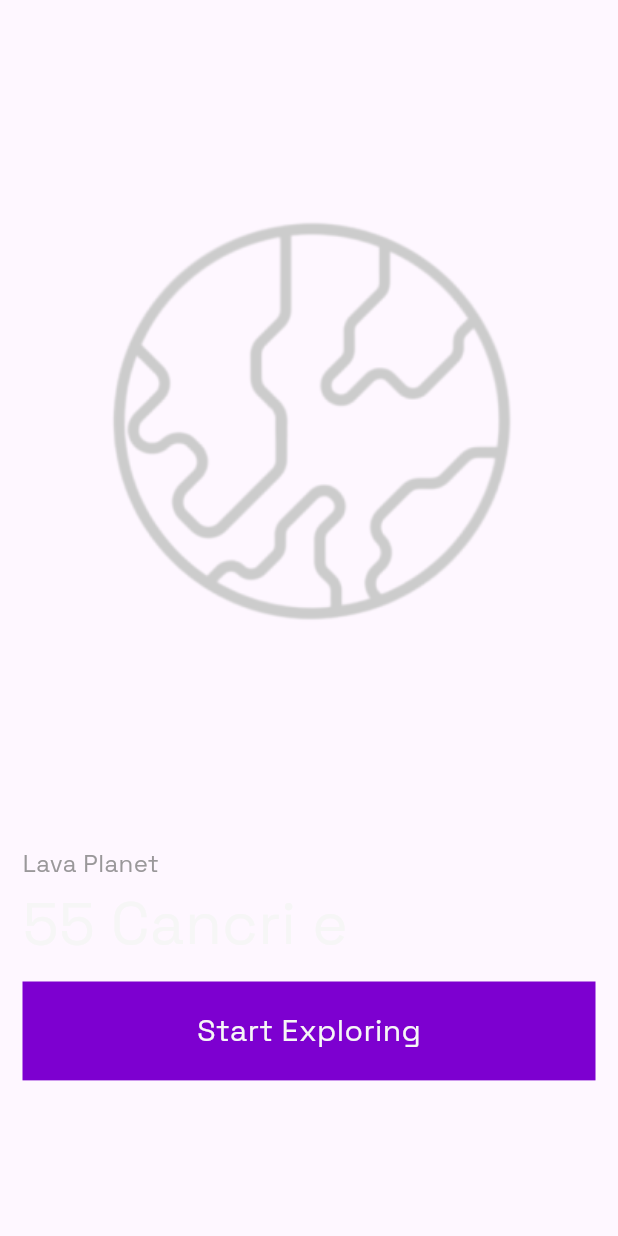
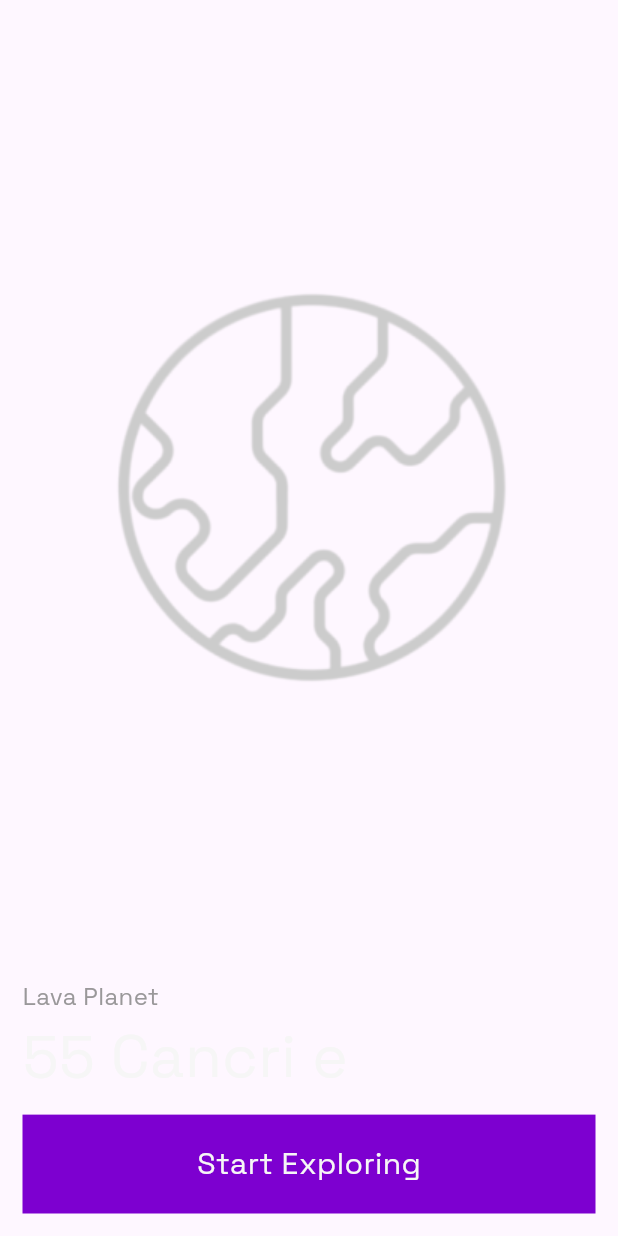
Before and after one commit to Paz1Ws/ExoView, a Flutter app: the ExoplanetShow widget shown alone on an empty page, opened directly, on a phone screen of 412 x 824 dp. Run offline on Flutter 3.47's test engine with Material 3 defaults, Android fonts, the phone set to English and light mode, and no system bars; our stand-ins replace animate_do, animated_text_kit, dots_indicator, font_awesome_flutter, google_fonts, lottie and 1 more; missing offline and left inert: glowy_borders, model_viewer_plus.

Commit message:
🐛 Fixed bug of Size (ExoplanetView)

```diff
--- a/lib/presentation/screens/home/screens/exoplanet/screens/exoplanet_show.dart
+++ b/lib/presentation/screens/home/screens/exoplanet/screens/exoplanet_show.dart
@@ -29,13 +29,14 @@ class ExoplanetShow extends StatelessWidget {
     return Column(
       crossAxisAlignment: CrossAxisAlignment.start,
       children: [
-        Center(
-          child: Image.asset(
-            (defaultPlanets..shuffle()).first,
-            width: size.width / 1.5,
-            height: size.height / 1.5,
-            fit: BoxFit.contain,
-            color: AppColors.lightGray,
+        Expanded(
+          child: Center(
+            child: Image.asset(
+              (defaultPlanets..shuffle()).first,
+              width: size.width / 1.5,
+              height: size.height / 1.5,
+              color: AppColors.lightGray,
+            ),
           ),
         ),
         Padding(
--- a/lib/presentation/widgets/home/exoplanets/planet_and_chart.dart
+++ b/lib/presentation/widgets/home/exoplanets/planet_and_chart.dart
@@ -83,6 +83,8 @@ class PlanetAndChart extends StatelessWidget {
                 isShip
                     ? 'Max. Velocity'
                     : 'Average Temperature.\n 3x More than Earth',
+              overflow: TextOverflow.fade,
+              maxLines: 2,
                 style: AppFonts.spaceGrotesk12,
               ),
             ],
--- a/pubspec.yaml
+++ b/pubspec.yaml
@@ -36,9 +36,7 @@ flutter:
   uses-material-design: true
   assets:
     - assets/images/
-
     - assets/images/auth_icons/
-
     - assets/images/backgrounds/
     - assets/images/planet_icons/
     - assets/videos/
```
Also changed, not shown: lib/presentation/screens/home/screens/exoplanet/screens/exoplanet_or_ship_details.dart (+4 -5 lines), assets/videos/videos.dart (added), pubspec.lock, 7 other files.
